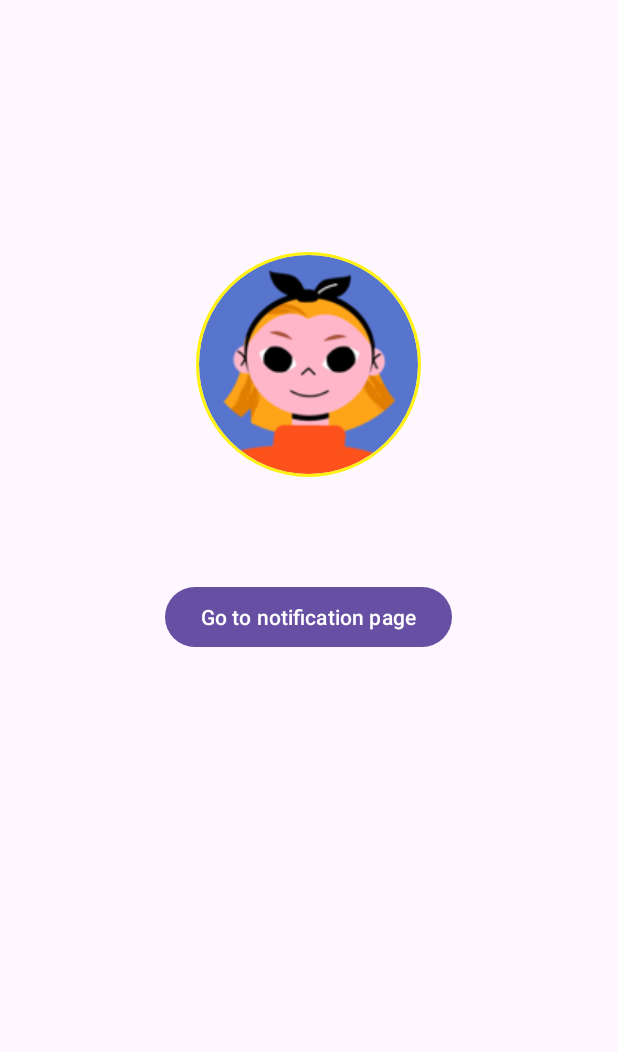
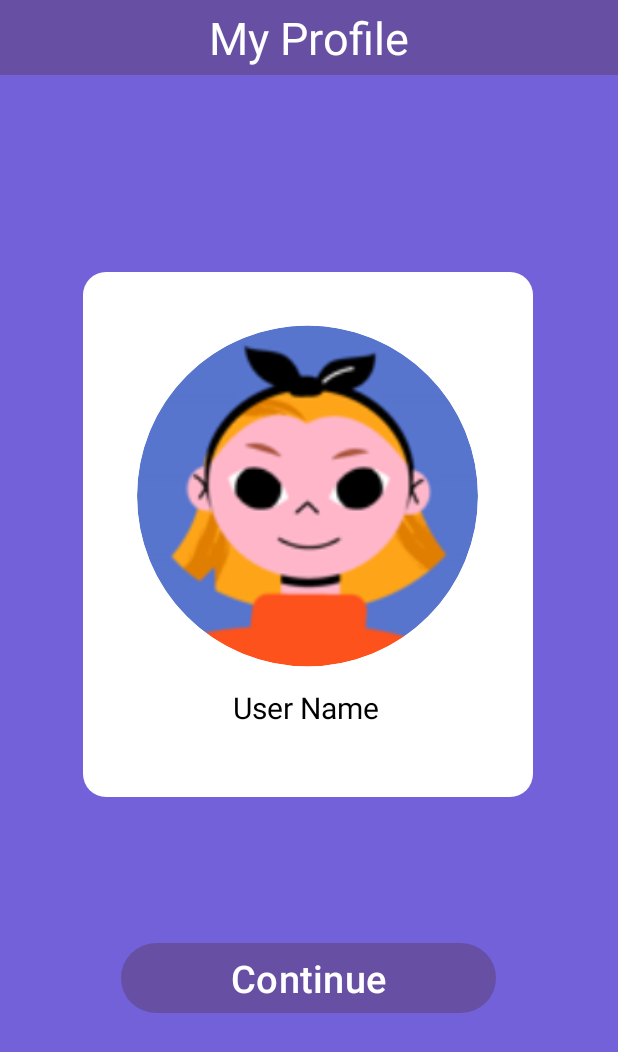
Before and after one commit to sh0utTMMM/MindfulU, an Android app: the CharacterActivity screen opened directly, with no data from a screen before it, on a phone screen of 412 x 824 dp. Shown: the top 1052 px of the screen. Run offline under Robolectric (Android 15) with nearby library versions, the phone set to English and light mode, and no system bars; our stand-ins replace CircleImageView.

Commit message:
Finalizing Character Page

```diff
--- a/app/src/main/res/layout/character.xml
+++ b/app/src/main/res/layout/character.xml
@@ -4,29 +4,56 @@
     xmlns:tools="http://schemas.android.com/tools"
     android:layout_width="match_parent"
     android:layout_height="match_parent"
+    android:background="@color/purple"
     tools:context=".CharacterActivity">
 
+    <LinearLayout
+        android:layout_width="match_parent"
+        android:layout_height="50dp"
+        android:background="@color/purple_button"
+        android:gravity="center"
+        app:layout_constraintBottom_toBottomOf="parent"
+        app:layout_constraintStart_toStartOf="parent"
+        app:layout_constraintTop_toTopOf="parent"
+        app:layout_constraintVertical_bias="0.0">
 
-
-    <Button
-        android:id="@+id/goToNotification"
-        android:layout_width="wrap_content"
-        android:layout_height="wrap_content"
-        android:text="Go to notification page"
+        <TextView
+            android:id="@+id/textView2"
+            android:layout_width="150dp"
+            android:layout_height="68dp"
+            android:gravity="center"
+            android:text="My Profile"
+            android:textColor="@color/white"
+            android:textSize="30dp"
             app:layout_constraintBottom_toBottomOf="parent"
             app:layout_constraintEnd_toEndOf="parent"
-        app:layout_constraintHorizontal_bias="0.497"
+            app:layout_constraintHorizontal_bias="0.498"
             app:layout_constraintStart_toStartOf="parent"
             app:layout_constraintTop_toTopOf="parent"
-        app:layout_constraintVertical_bias="0.499" />
+            app:layout_constraintVertical_bias="0.004" />
+    </LinearLayout>
+
+    <LinearLayout
+        android:id="@+id/linearLayout"
+        android:layout_width="300dp"
+        android:layout_height="350dp"
+        android:background="@drawable/background_white"
+        android:gravity="center"
+        android:orientation="vertical"
+        app:layout_constraintBottom_toBottomOf="parent"
+        app:layout_constraintEnd_toEndOf="parent"
+        app:layout_constraintHorizontal_bias="0.495"
+        app:layout_constraintStart_toStartOf="parent"
+        app:layout_constraintTop_toTopOf="parent"
+        app:layout_constraintVertical_bias="0.383">
 
         <de.hdodenhof.circleimageview.CircleImageView
             android:id="@+id/myCharacter"
-        android:layout_width="150dp"
-        android:layout_height="150dp"
+            android:layout_width="231dp"
+            android:layout_height="244dp"
             android:background="@android:color/transparent"
             android:src="@drawable/img1"
-        app:civ_border_color="#FFF111"
+            app:civ_border_color="#FFFFFF"
             app:civ_border_width="2dp"
             app:layout_constraintBottom_toBottomOf="parent"
             app:layout_constraintEnd_toEndOf="parent"
@@ -35,5 +62,37 @@
             app:layout_constraintTop_toTopOf="parent"
             app:layout_constraintVertical_bias="0.249" />
 
+        <TextView
+            android:id="@+id/textView"
+            android:layout_width="116dp"
+            android:layout_height="46dp"
+            android:layout_marginLeft="8dp"
+            android:layout_marginTop="5dp"
+            android:text="User Name"
+            android:textColor="@color/black"
+            android:textSize="20dp"
+            app:layout_constraintBottom_toBottomOf="parent"
+            app:layout_constraintEnd_toEndOf="parent"
+            app:layout_constraintHorizontal_bias="0.498"
+            app:layout_constraintStart_toStartOf="parent"
+            app:layout_constraintTop_toTopOf="parent"
+            app:layout_constraintVertical_bias="0.005" />
+
+    </LinearLayout>
+
+    <Button
+        android:id="@+id/goToNotification"
+        android:layout_width="250dp"
+        android:layout_height="wrap_content"
+        android:text="Continue"
+        android:textSize="25dp"
+        app:layout_constraintBottom_toBottomOf="parent"
+        app:layout_constraintEnd_toEndOf="parent"
+        app:layout_constraintHorizontal_bias="0.496"
+        app:layout_constraintStart_toStartOf="parent"
+        app:layout_constraintTop_toTopOf="parent"
+        app:layout_constraintVertical_bias="0.812" />
+
+
 
 </androidx.constraintlayout.widget.ConstraintLayout>
```
Also changed, not shown: app/src/main/java/com/example/mooddetection/TipsActivity.kt (added, +12 -0 lines), app/src/main/res/layout/tips_page.xml (added, +80 -0 lines). Lines whose indentation alone changed are shown as unchanged.
